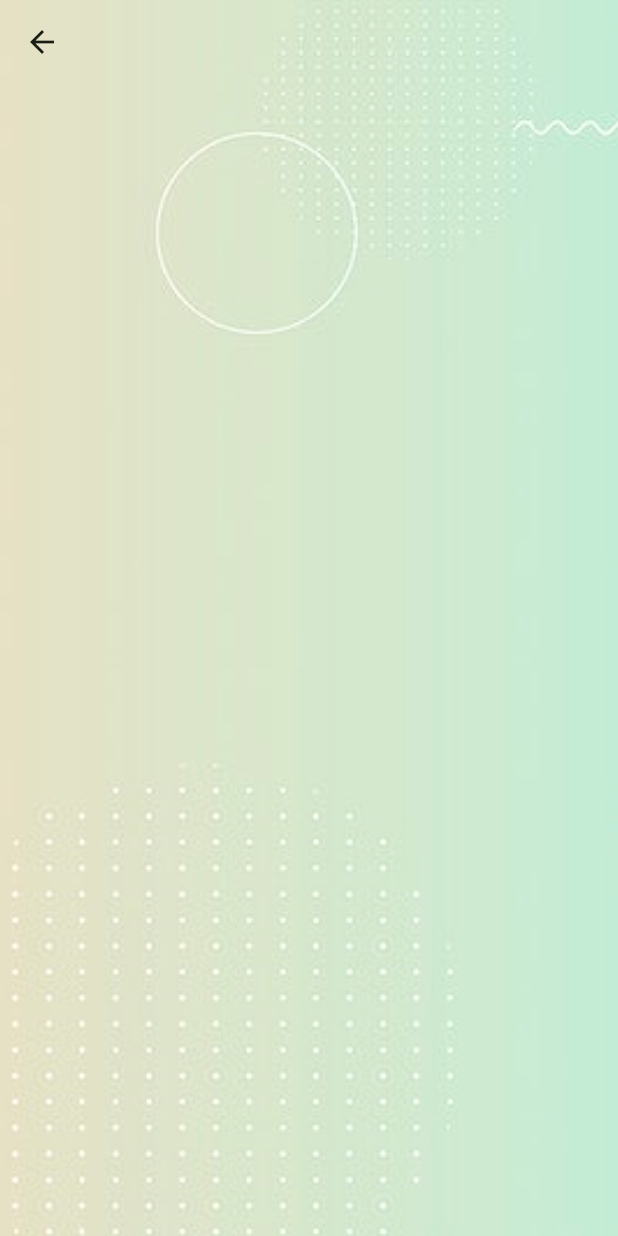
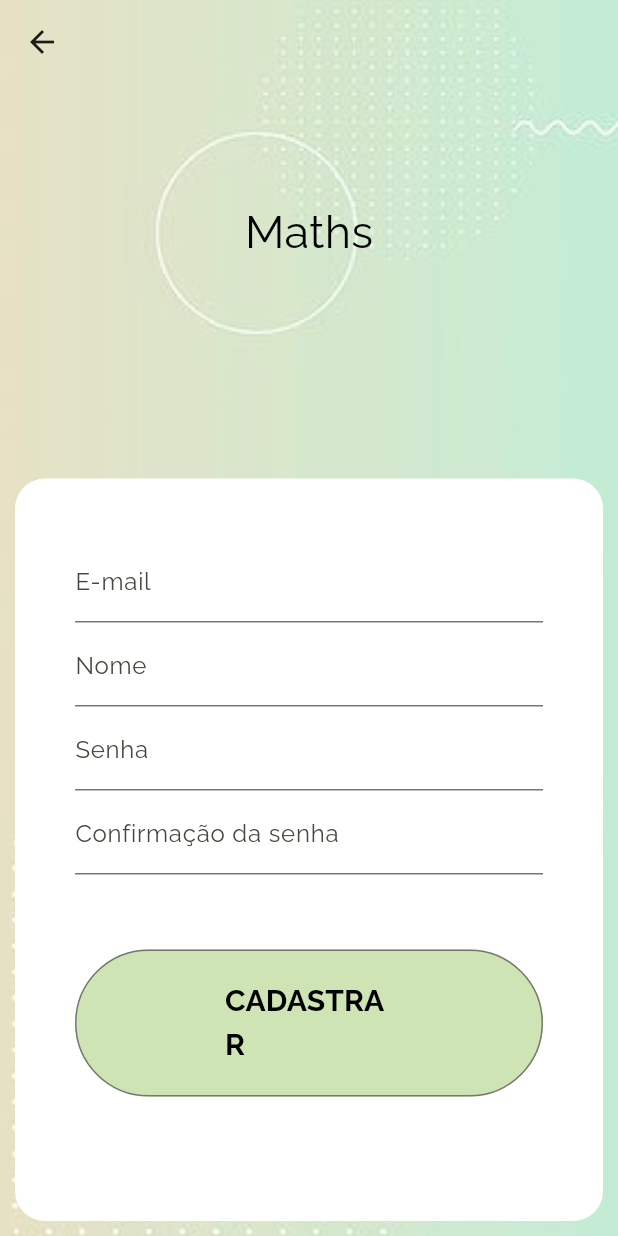
Before and after one commit to devherik/maths_app, a Flutter app: the screen it shows after launch, after a tap on "Crie sua conta aqui", on a phone screen of 412 x 824 dp. Run offline on Flutter 3.47's test engine with Material 2 defaults, Android fonts, the phone set to English and light mode, and no system bars; our stand-ins replace go_router, google_fonts.

Commit message:
logup page created

```diff
--- a/lib/features/auth/login/data/data_sources/app_database.dart
+++ b/lib/features/auth/login/data/data_sources/app_database.dart
@@ -6,11 +6,11 @@ class Database extends ValueNotifier<List<UserEntity>> {
 
   addUser(user) => value.add(user);
   UserEntity getUser(name) {
-    return value.firstWhere((u) => u.nickname == name || u.email == name);
+    return value.firstWhere((u) => u.name == name || u.email == name);
   }
 
   UserEntity newUser(nick, email, password) {
-    var u = UserEntity(email: email, password: password, nickname: nick);
+    var u = UserEntity(email: email, password: password, name: nick);
     value.add(u);
     return u;
   }
--- a/lib/features/auth/login/domain/entities/user_entity.dart
+++ b/lib/features/auth/login/domain/entities/user_entity.dart
@@ -3,15 +3,15 @@ import 'package:maths_app/features/auth/login/domain/entities/cubicmeter_entity.
 import 'package:maths_app/features/auth/login/domain/entities/squaremeter_entity.dart';
 
 class UserEntity {
-  final String? nickname;
+  final String? name;
   final String? email;
   final String? password;
   ValueNotifier<List<CubicMeter>> cubics$ = ValueNotifier([]);
   ValueNotifier<List<SquareMeter>> squares$ = ValueNotifier([]);
 
-  UserEntity({required this.email, required this.password, this.nickname});
+  UserEntity({required this.email, required this.password, this.name});
 
-  dynamic getNick() => nickname;
+  dynamic getName() => name;
   dynamic getEmail() => email;
 
   List getSquare() => squares$.value;
--- a/lib/features/auth/login/presentation/pages/login_page.dart
+++ b/lib/features/auth/login/presentation/pages/login_page.dart
@@ -11,7 +11,7 @@ class LoginPage extends StatefulWidget {
 }
 
 class _LoginPageState extends State<LoginPage> {
-  var user;
+  var name;
   var password;
   @override
   void initState() {
@@ -57,12 +57,12 @@ class _LoginPageState extends State<LoginPage> {
                   children: <Widget>[
                     TextFormField(
                       decoration: const InputDecoration(
-                        labelText: 'Usuário/E-mail',
+                        labelText: 'Nome',
                       ),
                       onChanged: (value) {
                         if (value != '') {
                           setState(() {
-                            user = value;
+                            name = value;
                           });
                         }
                       },
@@ -82,25 +82,19 @@ class _LoginPageState extends State<LoginPage> {
                     ),
                     const SizedBox(height: 50),
                     OutlinedButton(
-                      style: ButtonStyle(
-                        shape:
-                            MaterialStateProperty.all<RoundedRectangleBorder>(
-                                const RoundedRectangleBorder(
-                                    borderRadius:
-                                        BorderRadius.all(Radius.circular(5)),
-                                    side: BorderSide(color: Colors.blueGrey))),
-                        elevation: const MaterialStatePropertyAll(5),
-                        padding: const MaterialStatePropertyAll<EdgeInsets>(
+                      style: const ButtonStyle(
+                        elevation: MaterialStatePropertyAll(5),
+                        padding: MaterialStatePropertyAll<EdgeInsets>(
                           EdgeInsets.only(
-                              top: 20, bottom: 20, left: 60, right: 60),
+                              top: 20, bottom: 20, left: 100, right: 100),
                         ),
-                        backgroundColor: const MaterialStatePropertyAll<Color>(
+                        backgroundColor: MaterialStatePropertyAll<Color>(
                           Color.fromARGB(255, 206, 228, 180),
                         ),
                       ),
                       onPressed: () {
                         if (bloc.AuthFields()
-                            .formInValidation(user, password)) {
+                            .formInValidation(name, password)) {
                           context.go('/home');
                         }
                       },
--- a/lib/features/auth/logup/presentation/pages/logup_page.dart
+++ b/lib/features/auth/logup/presentation/pages/logup_page.dart
@@ -1,4 +1,6 @@
 import 'package:flutter/material.dart';
+import 'package:go_router/go_router.dart';
+import 'package:maths_app/features/auth/login/presentation/blocs/auth_bloc.dart';
 
 class LogupPage extends StatefulWidget {
   const LogupPage({super.key});
@@ -8,6 +10,10 @@ class LogupPage extends StatefulWidget {
 }
 
 class _LogupPageState extends State<LogupPage> {
+  var email;
+  var name;
+  var password;
+  var confirmPass;
   @override
   Widget build(BuildContext context) {
     return Scaffold(
@@ -19,6 +25,113 @@ class _LogupPageState extends State<LogupPage> {
               image: AssetImage('assets/images/background/mint_wallpaper.jpg'),
               fit: BoxFit.cover),
         ),
+        child: Column(
+          children: <Widget>[
+            const Expanded(
+              flex: 3,
+              child: Align(
+                alignment: Alignment.center,
+                child: Text(
+                  'Maths',
+                  style: TextStyle(
+                    color: Colors.black,
+                    fontSize: 30,
+                  ),
+                ),
+              ),
+            ),
+            Expanded(
+              flex: 5,
+              child: Container(
+                padding: const EdgeInsets.all(40),
+                margin: const EdgeInsets.all(10),
+                decoration: const BoxDecoration(
+                    borderRadius: BorderRadius.all(Radius.circular(20)),
+                    color: Colors.white),
+                child: Column(
+                  children: <Widget>[
+                    TextFormField(
+                      decoration: const InputDecoration(
+                        labelText: 'E-mail',
+                      ),
+                      onChanged: (value) {
+                        if (value != '') {
+                          setState(() {
+                            email = value;
+                          });
+                        }
+                      },
+                    ),
+                    TextFormField(
+                      decoration: const InputDecoration(
+                        labelText: 'Nome',
+                      ),
+                      onChanged: (value) {
+                        if (value != '') {
+                          setState(() {
+                            name = value;
+                          });
+                        }
+                      },
+                    ),
+                    TextFormField(
+                      obscureText: true,
+                      decoration: const InputDecoration(
+                        labelText: 'Senha',
+                      ),
+                      onChanged: (value) {
+                        if (value != '') {
+                          setState(() {
+                            password = value;
+                          });
+                        }
+                      },
+                    ),
+                    TextFormField(
+                      obscureText: true,
+                      decoration: const InputDecoration(
+                        labelText: 'Confirmação da senha',
+                      ),
+                      onChanged: (value) {
+                        if (value != '') {
+                          setState(() {
+                            confirmPass = value;
+                          });
+                        }
+                      },
+                    ),
+                    const SizedBox(height: 50),
+                    OutlinedButton(
+                      style: const ButtonStyle(
+                        elevation: MaterialStatePropertyAll(5),
+                        padding: MaterialStatePropertyAll<EdgeInsets>(
+                          EdgeInsets.only(
+                              top: 20, bottom: 20, left: 100, right: 100),
+                        ),
+                        backgroundColor: MaterialStatePropertyAll<Color>(
+                          Color.fromARGB(255, 206, 228, 180),
+                        ),
+                      ),
+                      onPressed: () {
+                        if (AuthFields().formUpValidation(
+                            name, email, password, confirmPass)) {
+                          context.go('/home');
+                        }
+                      },
+                      child: const Text(
+                        'CADASTRAR',
+                        style: TextStyle(
+                            color: Colors.black,
+                            fontSize: 20,
+                            fontWeight: FontWeight.bold),
+                      ),
+                    ),
+                  ],
+                ),
+              ),
+            ),
+          ],
+        ),
       ),
     );
   }
```
Also changed, not shown: lib/features/auth/login/presentation/blocs/auth_bloc.dart (+16 -2 lines).
